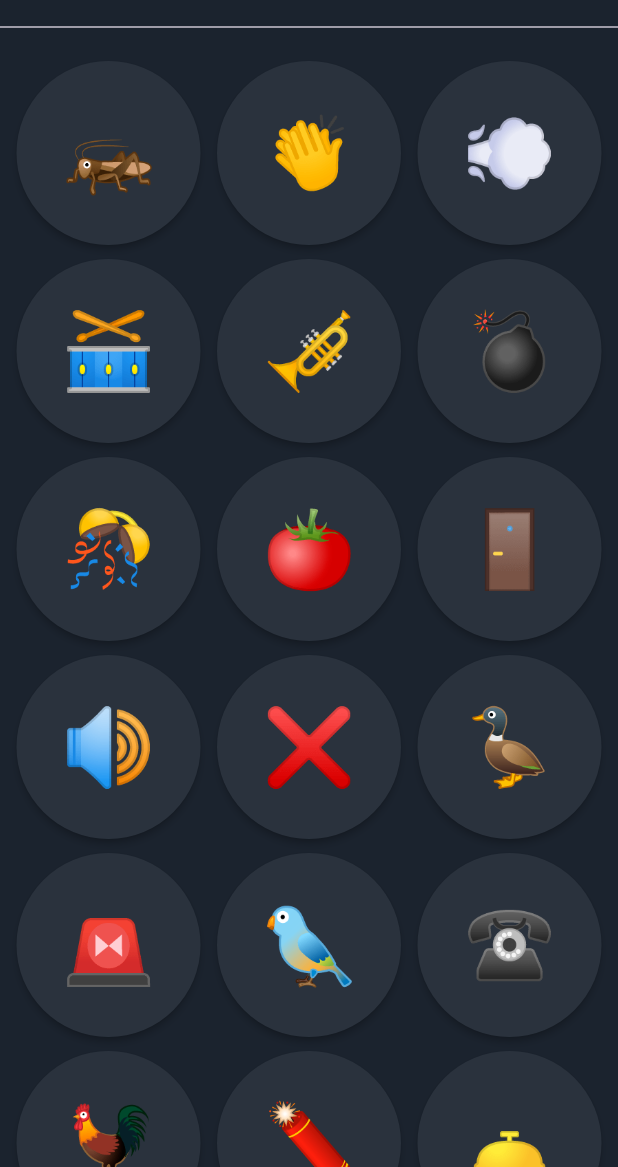
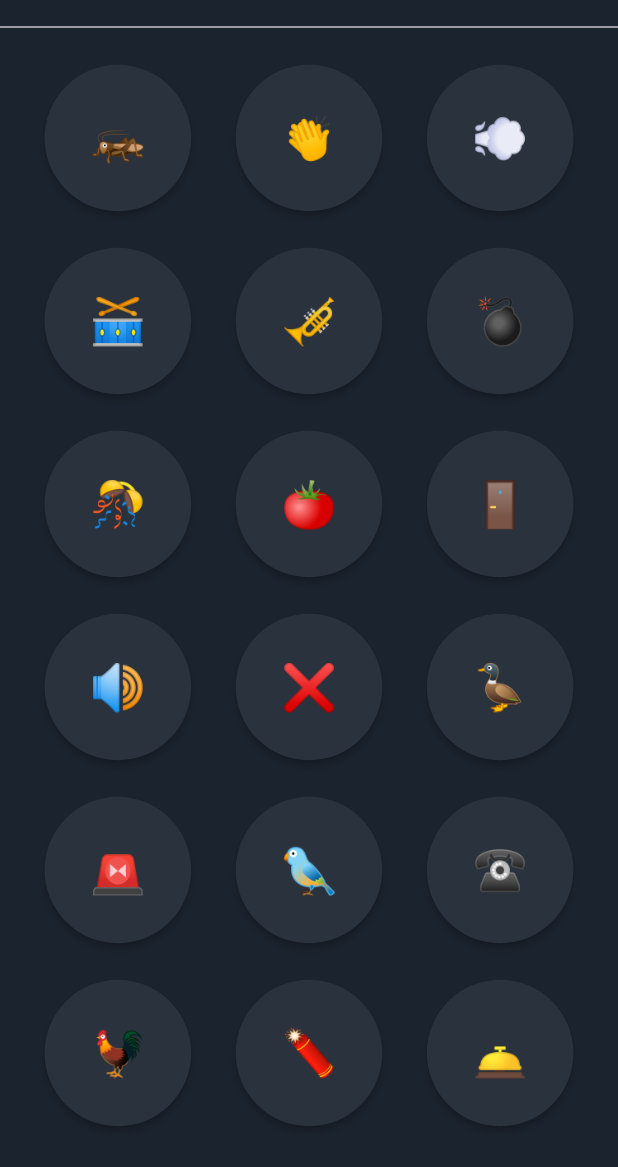
Before and after one commit to joaquingalang/flutter-soundboard-app, a Flutter app: the screen it shows after launch, on a phone screen of 412 x 824 dp, the part 69-1236 px from its top. Run offline on Flutter 3.47's test engine with Material 3 defaults, Android fonts, the phone set to English and light mode, and no system bars; our stand-ins replace audioplayers.

Commit message:
adjusted button sizes

```diff
--- a/lib/main.dart
+++ b/lib/main.dart
@@ -30,10 +30,11 @@ class SoundboardPage extends StatelessWidget {
       ),
       body: SafeArea(
         child: Column(
+          spacing: 10,
           children: [
             Divider(),
-            SizedBox(height: 10),
-            Row(
+            Expanded(
+              child: Row(
                 mainAxisAlignment: MainAxisAlignment.spaceEvenly,
                 children: [
                   SoundButton(emoji: '🦗', audioPath: 'cricket.wav'),
@@ -41,7 +42,9 @@ class SoundboardPage extends StatelessWidget {
                   SoundButton(emoji: '💨', audioPath: 'fart.wav'),
                 ],
               ),
-            Row(
+            ),
+            Expanded(
+              child: Row(
                 mainAxisAlignment: MainAxisAlignment.spaceEvenly,
                 children: [
                   SoundButton(emoji: '🥁', audioPath: 'rimshot.wav'),
@@ -49,7 +52,9 @@ class SoundboardPage extends StatelessWidget {
                   SoundButton(emoji: '💣', audioPath: 'explosion.wav'),
                 ],
               ),
-            Row(
+            ),
+            Expanded(
+              child: Row(
                 mainAxisAlignment: MainAxisAlignment.spaceEvenly,
                 children: [
                   SoundButton(emoji: '🎊', audioPath: 'celebrate.wav'),
@@ -57,7 +62,9 @@ class SoundboardPage extends StatelessWidget {
                   SoundButton(emoji: '🚪', audioPath: 'doorbell.wav'),
                 ],
               ),
-            Row(
+            ),
+            Expanded(
+              child: Row(
                 mainAxisAlignment: MainAxisAlignment.spaceEvenly,
                 children: [
                   SoundButton(emoji: '🔊', audioPath: 'airhorn.wav'),
@@ -65,7 +72,9 @@ class SoundboardPage extends StatelessWidget {
                   SoundButton(emoji: '🦆', audioPath: 'quack.wav'),
                 ],
               ),
-            Row(
+            ),
+            Expanded(
+              child: Row(
                 mainAxisAlignment: MainAxisAlignment.spaceEvenly,
                 children: [
                   SoundButton(emoji: '🚨', audioPath: 'siren.wav'),
@@ -73,7 +82,9 @@ class SoundboardPage extends StatelessWidget {
                   SoundButton(emoji: '☎️', audioPath: 'telephone.wav'),
                 ],
               ),
-            Row(
+            ),
+            Expanded(
+              child: Row(
                 mainAxisAlignment: MainAxisAlignment.spaceEvenly,
                 children: [
                   SoundButton(emoji: '🐓', audioPath: 'rooster.wav'),
@@ -81,6 +92,8 @@ class SoundboardPage extends StatelessWidget {
                   SoundButton(emoji: '🛎️', audioPath: 'bell.wav'),
                 ],
               ),
+            ),
+            SizedBox(height: 10),
           ],
         ),
       ),
--- a/lib/sound_button.dart
+++ b/lib/sound_button.dart
@@ -29,7 +29,7 @@ class SoundButton extends StatelessWidget {
           child: Text(
             emoji,
             style: TextStyle(
-              fontSize: 50,
+              fontSize: 30,
             ),
           ),
         ),
```
Lines whose indentation alone changed are shown as unchanged.
